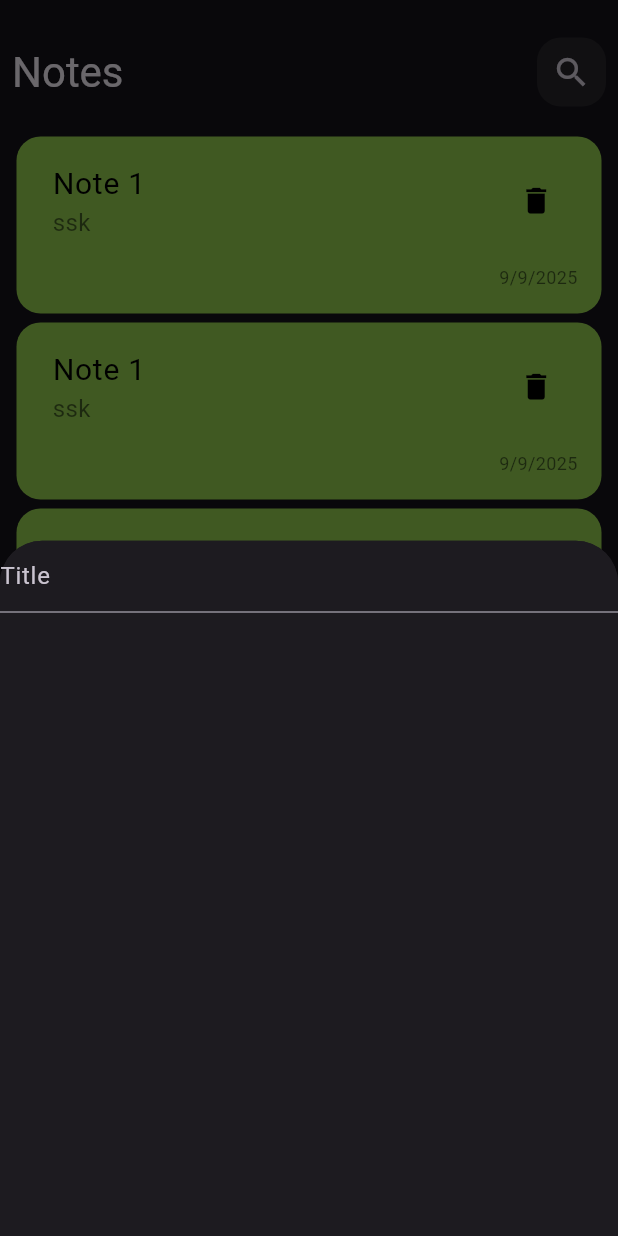
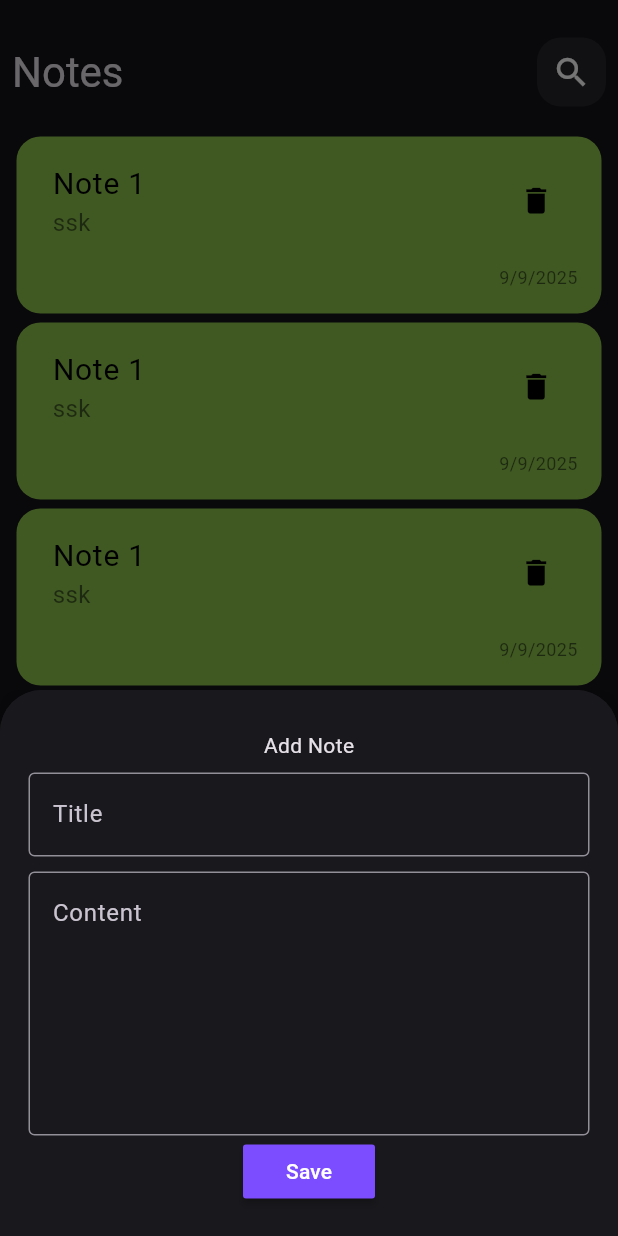
Before and after one commit to mariooom/Notefy, a Flutter app: the screen it shows after launch, after a tap on the "add" icon, on a phone screen of 412 x 824 dp. Run offline on Flutter 3.47's test engine with Material 3 defaults, Android fonts, the phone set to English and light mode, and no system bars; Roboto replaces fonts that are missing (Merienda).

Commit message:
update bottom sheet

```diff
--- /dev/null
+++ b/lib/constants.dart
@@ -0,0 +1,3 @@
+import 'package:flutter/material.dart';
+
+const kPrimaryColor = Colors.deepPurpleAccent;
--- a/lib/main.dart
+++ b/lib/main.dart
@@ -8,7 +8,6 @@ void main() {
 class MyApp extends StatelessWidget {
   const MyApp({super.key});
 
-  // This widget is the root of your application.
   @override
   Widget build(BuildContext context) {
     return MaterialApp(
--- a/lib/presentation/views/home_view.dart
+++ b/lib/presentation/views/home_view.dart
@@ -26,10 +26,11 @@ class _HomeViewState extends State<HomeView> {
         foregroundColor: Colors.white,
         elevation: 3,
         onPressed: () {
-          showModalBottomSheet<void>(
-            context: context,
-            builder: (BuildContext context) => const CustomBottomSheet(),
-          );
+          showModalBottomSheet(
+              context: context,
+              builder: (context) {
+              return  CustomBottomSheet();
+              });
         },
         child: Icon(Icons.add),
       ),
--- a/lib/presentation/widgets/bottom_sheet.dart
+++ b/lib/presentation/widgets/bottom_sheet.dart
@@ -1,19 +1,60 @@
 import 'package:flutter/material.dart';
+import 'package:notesapp/constants.dart';
 
 class CustomBottomSheet extends StatelessWidget {
-  const CustomBottomSheet({super.key});
-
+  const CustomBottomSheet({
+    super.key,
+  });
   @override
   Widget build(BuildContext context) {
     return BottomSheet(
       onClosing: () {},
       builder: (BuildContext context) {
-        return Column(
-          children: [
-            TextField(
-              decoration: const InputDecoration(hintText: 'Title'),
-            )
-          ],
+        return SingleChildScrollView(
+          child: Container(
+            decoration: const BoxDecoration(
+              color: Colors.black12,
+              borderRadius: BorderRadius.only(
+                topLeft: Radius.circular(12),
+                topRight: Radius.circular(12),
+              ),
+            ),
+            child: Padding(
+              padding: const EdgeInsets.all(19.0),
+              child: Column(children: [
+                Padding(
+                  padding: const EdgeInsets.all(8.0),
+                  child: const Text('Add Note'),
+                ),
+                TextField(
+                  cursorColor: kPrimaryColor,
+                  maxLines: 1,
+                  decoration: const InputDecoration(
+                      hintText: 'Title',
+                      border: OutlineInputBorder(
+                          borderSide: BorderSide(color: kPrimaryColor))),
+                ),
+                SizedBox(height: 10),
+                TextField(
+                  autocorrect: true,
+                  //expands: true,
+                  maxLines: 6,
+                  cursorColor: kPrimaryColor,
+                  decoration: const InputDecoration(
+                      focusColor: kPrimaryColor,
+                      hintText: 'Content',
+                      border: OutlineInputBorder()),
+                ),
+                MaterialButton(
+                    color: kPrimaryColor,
+                    onPressed: () {
+
+                      Navigator.pop(context);
+                    },
+                    child: const Text('Save')),
+              ]),
+            ),
+          ),
         );
       },
     );
--- a/lib/presentation/widgets/custom_appbar.dart
+++ b/lib/presentation/widgets/custom_appbar.dart
@@ -29,6 +29,7 @@ class CustomAppbar extends StatelessWidget {
               icon: const Icon(
                 Icons.search,
                 size: 26,
+                color: Colors.white,
               ),
             ),
           ),
--- a/pubspec.yaml
+++ b/pubspec.yaml
@@ -35,6 +35,7 @@ dependencies:
   # Use with the CupertinoIcons class for iOS style icons.
   cupertino_icons: ^1.0.8
   flutter_bloc: ^9.1.1
+  # firebase_core: ^4.1.0
 
 dev_dependencies:
   flutter_test:
@@ -81,7 +82,7 @@ flutter:
         - asset: assets\fonts\Merienda-Light.ttf
         - asset: assets\fonts\Merienda-Regular.ttf
 
-    - family: Trajan Pro
+  # - family: Trajan Pro
   #     fonts:
   #       - asset: fonts/TrajanPro.ttf
   #       - asset: fonts/TrajanPro_Bold.ttf
```
Also changed, not shown: lib/presentation/widgets/custom_textfield.dart (added, +31 -0 lines).
